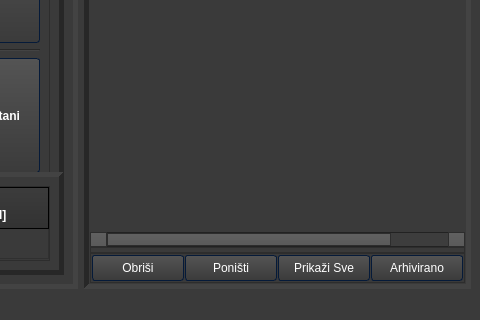
First picture: the form in untitled.ui, repository 4ntim4tter/Budget-Flow, before the edit; both pictures show x 794 to 1274 and y 409 to 729 of the 1274 by 729 pixel window.
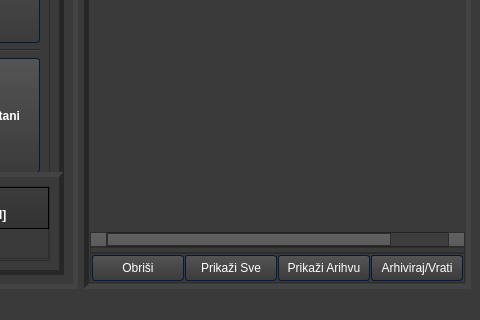
Second picture: the form after the edit. Icons and pictures are not drawn.

Commit message: added archive functionality

Patch:
```diff
--- a/untitled.ui
+++ b/untitled.ui
@@ -3126,13 +3126,6 @@
             </property>
            </widget>
           </item>
-          <item>
-           <widget class="QPushButton" name="clear_table_button">
-            <property name="text">
-             <string>Poništi</string>
-            </property>
-           </widget>
-          </item>
           <item>
            <widget class="QPushButton" name="populate_table_button">
             <property name="text">
@@ -3143,7 +3136,14 @@
           <item>
            <widget class="QPushButton" name="show_archived_button">
             <property name="text">
-             <string>Arhivirano</string>
+             <string>Prikaži Arihvu</string>
+            </property>
+           </widget>
+          </item>
+          <item>
+           <widget class="QPushButton" name="archive_selected_button">
+            <property name="text">
+             <string>Arhiviraj/Vrati</string>
             </property>
            </widget>
           </item>
```
The commit also changes 6 other files.
